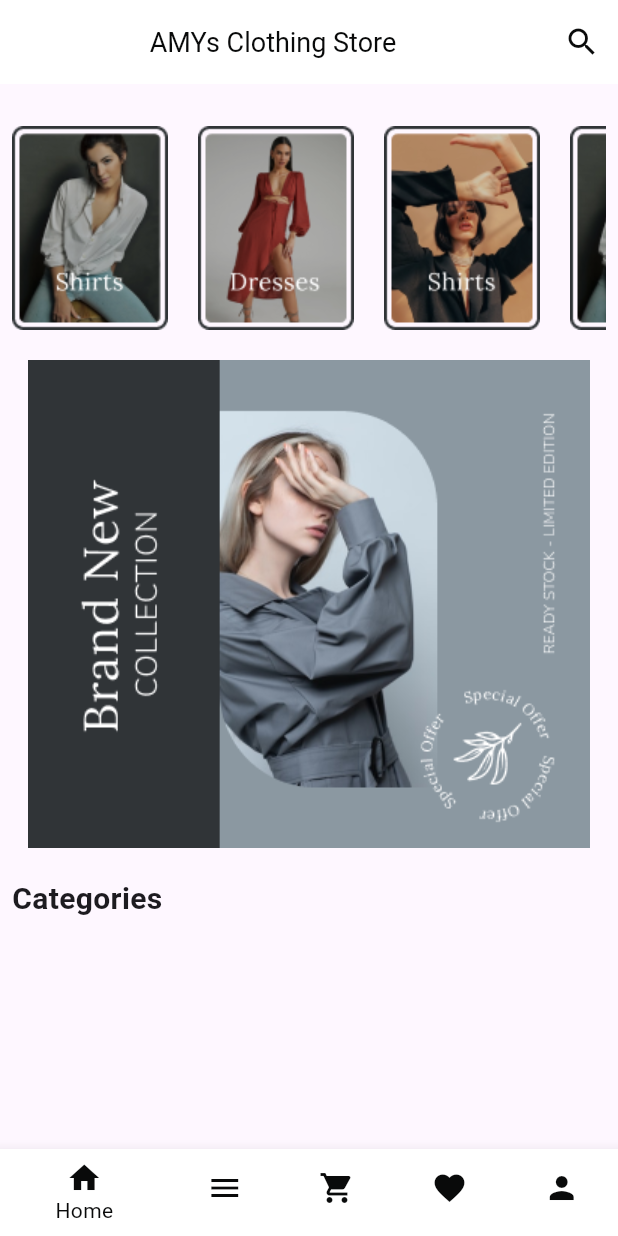
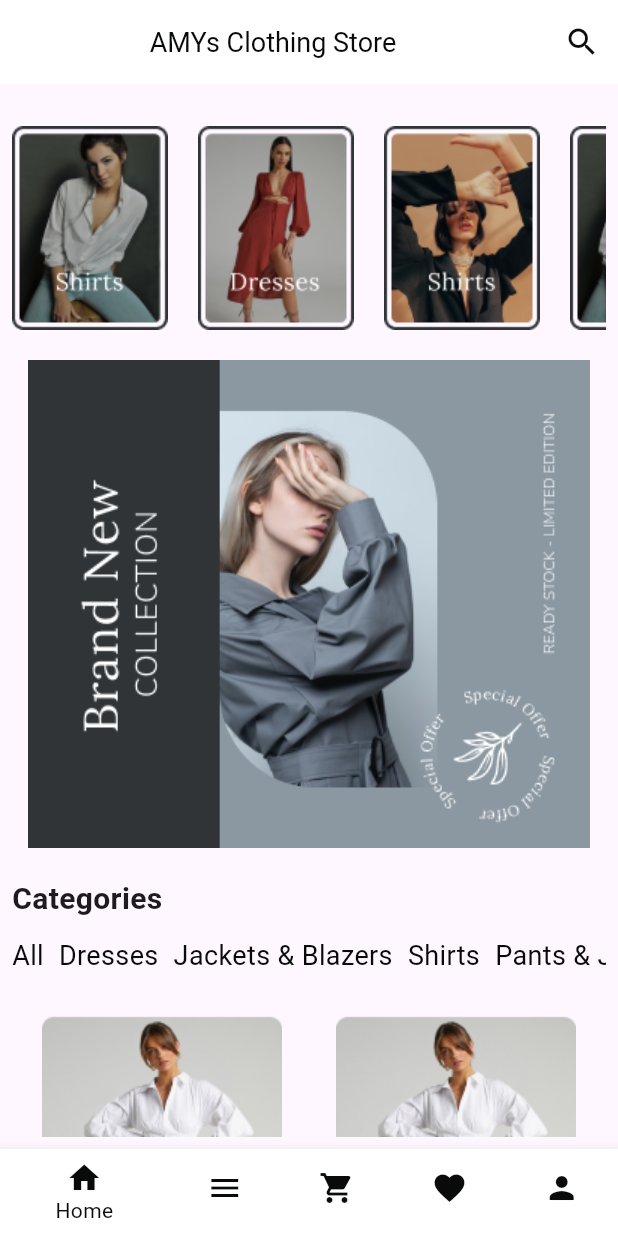
Before and after one commit to raji2004/sen331_project, a Flutter app: the screen it shows after launch, on a phone screen of 412 x 824 dp. Run offline on Flutter 3.47's test engine with Material 3 defaults, Android fonts, the phone set to English and light mode, and no system bars; our stand-ins replace pin_code_fields; Roboto replaces fonts that are missing (Satoshi).

Commit message:
starting catalog

```diff
--- /dev/null
+++ b/lib/pages/catalog_page.dart
@@ -0,0 +1,24 @@
+import 'package:flutter/material.dart';
+import '../utils/utils.dart';
+import '../widget/widget.dart';
+
+class Catalog extends StatelessWidget {
+  Catalog({Key? key}) : super(key: key);
+  @override
+  Widget build(BuildContext context) {
+    return Scaffold(
+      appBar: AppBar(
+        title: const Center(child: MyText('Catalog')),
+        backgroundColor: Primary.white,
+        actions: [
+          IconButton(
+            icon: const Icon(Icons.search),
+            onPressed: () {},
+            color: Primary.black,
+          ),
+        ],
+        shadowColor: Primary.white,
+      ),
+    );
+  }
+}
--- a/lib/pages/home_page.dart
+++ b/lib/pages/home_page.dart
@@ -30,10 +30,84 @@ class Home extends StatelessWidget {
               SizedBox(height: 20),
               Image(image: AssetImage('assets/img/hero.png')),
               SizedBox(height: 20),
-              Heading(text: "Categories")
+              Heading(text: "Categories"),
+              SizedBox(height: 10),
+              ClothTypes(),
+              SizedBox(height: 20),
+              Padding(
+                padding: EdgeInsets.symmetric(horizontal: 20.0),
+                child: Row(
+                  mainAxisAlignment: MainAxisAlignment.spaceBetween,
+                  children: [
+                    Column(children: [
+                      Image(image: AssetImage('assets/img/sold.png')),
+                      SizedBox(height: 10),
+                      Image(image: AssetImage('assets/img/sold3.png')),
+                      SizedBox(height: 10),
+                      Image(image: AssetImage('assets/img/sold1.png')),
+                      SizedBox(height: 10),
+                      Image(image: AssetImage('assets/img/sold4.png')),
+                      SizedBox(height: 10),
+                      Image(image: AssetImage('assets/img/sold.png')),
+                      SizedBox(height: 10),
+                      Image(image: AssetImage('assets/img/sold1.png')),
+                      SizedBox(height: 10),
+                    ]),
+                    Column(children: [
+                      Image(image: AssetImage('assets/img/sold.png')),
+                      SizedBox(height: 10),
+                      Image(image: AssetImage('assets/img/sold3.png')),
+                      SizedBox(height: 10),
+                      Image(image: AssetImage('assets/img/sold1.png')),
+                      SizedBox(height: 10),
+                      Image(image: AssetImage('assets/img/sold4.png')),
+                      SizedBox(height: 10),
+                      Image(image: AssetImage('assets/img/sold.png')),
+                      SizedBox(height: 10),
+                      Image(image: AssetImage('assets/img/sold1.png')),
+                      SizedBox(height: 10),
+                    ]),
+                  ],
+                ),
+              ),
             ],
           ),
         ),
+      ),
+    );
+  }
+}
+
+class ClothTypes extends StatelessWidget {
+  const ClothTypes({
+    super.key,
+  });
+
+  @override
+  Widget build(BuildContext context) {
+    return SingleChildScrollView(
+      scrollDirection: Axis.horizontal,
+      child: Row(
+        children: [
+          MyText("All"),
+          SizedBox(width: 10),
+          MyText("Dresses"),
+          SizedBox(width: 10),
+          MyText("Jackets & Blazers"),
+          SizedBox(width: 10),
+          MyText("Shirts"),
+          SizedBox(width: 10),
+          MyText("Pants & Jeans"),
+          SizedBox(width: 10),
+          MyText("Shorts"),
+          SizedBox(width: 10),
+          MyText("Skirts & Dresses"),
+          SizedBox(width: 10),
+          MyText("lingerie"),
+          SizedBox(width: 10),
+          MyText("boxers"),
+          SizedBox(width: 10),
+        ],
       ),
     );
   }
--- a/lib/pages/pages.dart
+++ b/lib/pages/pages.dart
@@ -1,3 +1,4 @@
 export './registration_page.dart';
 export './login_page.dart';
 export './home_page.dart';
+export './catalog_page.dart';
--- a/lib/widget/bottom_nav_bar.dart
+++ b/lib/widget/bottom_nav_bar.dart
@@ -10,15 +10,14 @@ class BottomNavBar extends StatefulWidget {
 
 class _BottomNavBarState extends State<BottomNavBar> {
   int _selectedIndex = 0;
-  static const List<Widget> _pages = <Widget>[
-   Home(),
-    Text('Search Page',
+  static final List<Widget> _pages = <Widget>[
+    const Home(),
+    Catalog(),
+    const Text('Cart Page',
         style: TextStyle(fontSize: 35, fontWeight: FontWeight.bold)),
-    Text('Cart Page',
+    const Text('Favourite Page',
         style: TextStyle(fontSize: 35, fontWeight: FontWeight.bold)),
-    Text('Favourite Page',
-        style: TextStyle(fontSize: 35, fontWeight: FontWeight.bold)),
-    Text('Profile Page',
+    const Text('Profile Page',
         style: TextStyle(fontSize: 35, fontWeight: FontWeight.bold)),
   ];
 
--- a/pubspec.yaml
+++ b/pubspec.yaml
@@ -26,4 +26,8 @@ flutter:
     - assets/img/cloth1.png
     - assets/img/cloth2.png
     - assets/img/cloth3.png
+    - assets/img/sold.png
+    - assets/img/sold1.png
+    - assets/img/sold3.png
+    - assets/img/sold4.png
     - assets/img/hero.png
```
Also changed, not shown: assets/img/sold.png (added), assets/img/sold1.png (added), assets/img/sold3.png (added), assets/img/sold4.png (added).
